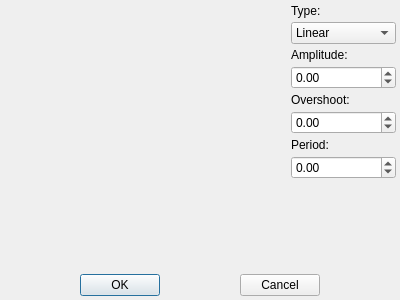
Qt form src/property/dialogs/easingcurveeditdialog.ui (Gris87/ObjectController) before a commit.
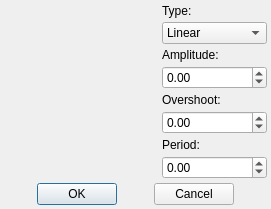
The same form after that commit.

```diff
--- a/src/property/dialogs/easingcurveeditdialog.ui
+++ b/src/property/dialogs/easingcurveeditdialog.ui
@@ -6,8 +6,8 @@
    <rect>
     <x>0</x>
     <y>0</y>
-    <width>400</width>
-    <height>300</height>
+    <width>271</width>
+    <height>205</height>
    </rect>
   </property>
   <property name="windowTitle">
```
Left out of the diff: 2 changed lines with no effect on the pictures.
